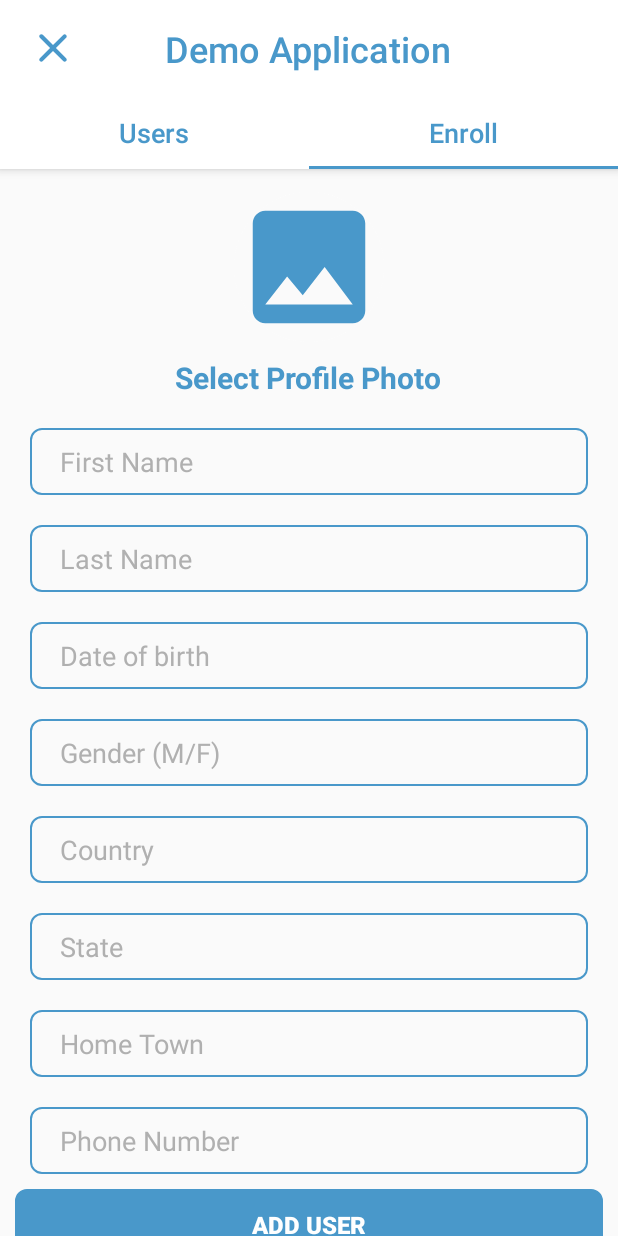
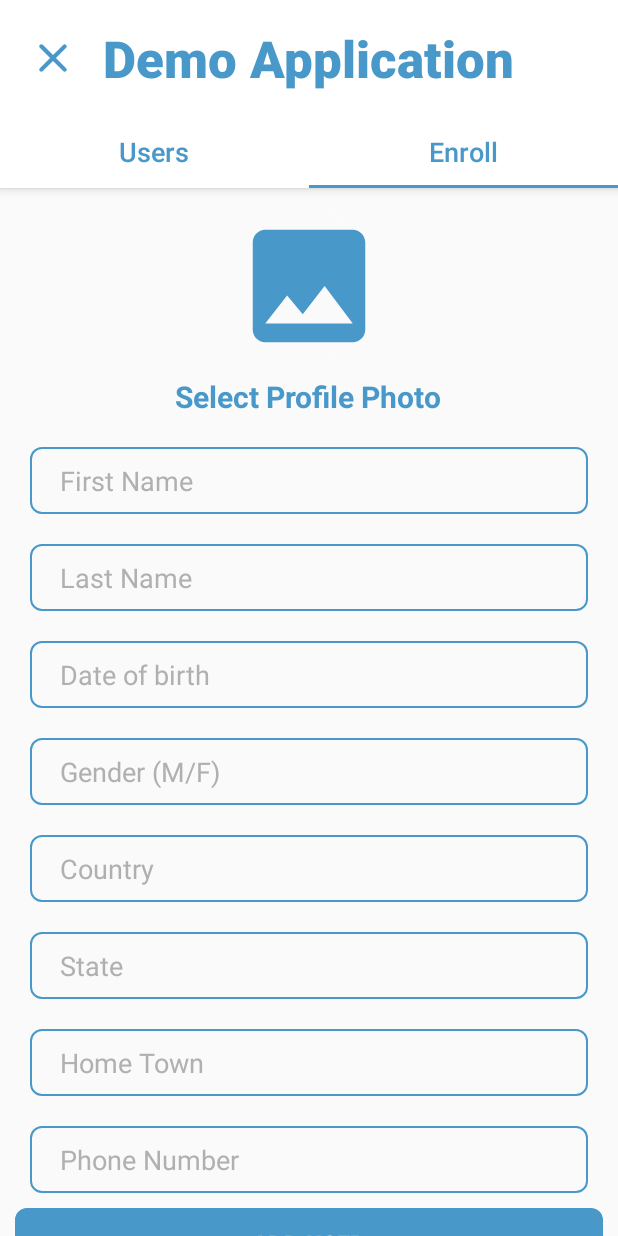
Before and after one commit to anchal12ajay12/DemoApplication, an Android app: the screen it shows after launch (MainActivity), tab 2 chosen, on a phone screen of 412 x 824 dp. Run offline under Robolectric (Android 15) with nearby library versions, the phone set to English and light mode, and no system bars; our stand-ins replace Firebase (no records; nobody signed in at launch, a user with empty details on screens opened directly).

```diff
--- a/app/src/main/res/layout/activity_main.xml
+++ b/app/src/main/res/layout/activity_main.xml
@@ -26,7 +26,8 @@
             android:textColor="@color/Primary"
             android:gravity="center"
             android:layout_centerInParent="true"
-            android:textSize="24sp"
+            android:textSize="34sp"
+            android:textStyle="bold"
             android:minHeight="?actionBarSize"
             android:padding="@dimen/appbar_padding"
             android:text="@string/app_name"
```
